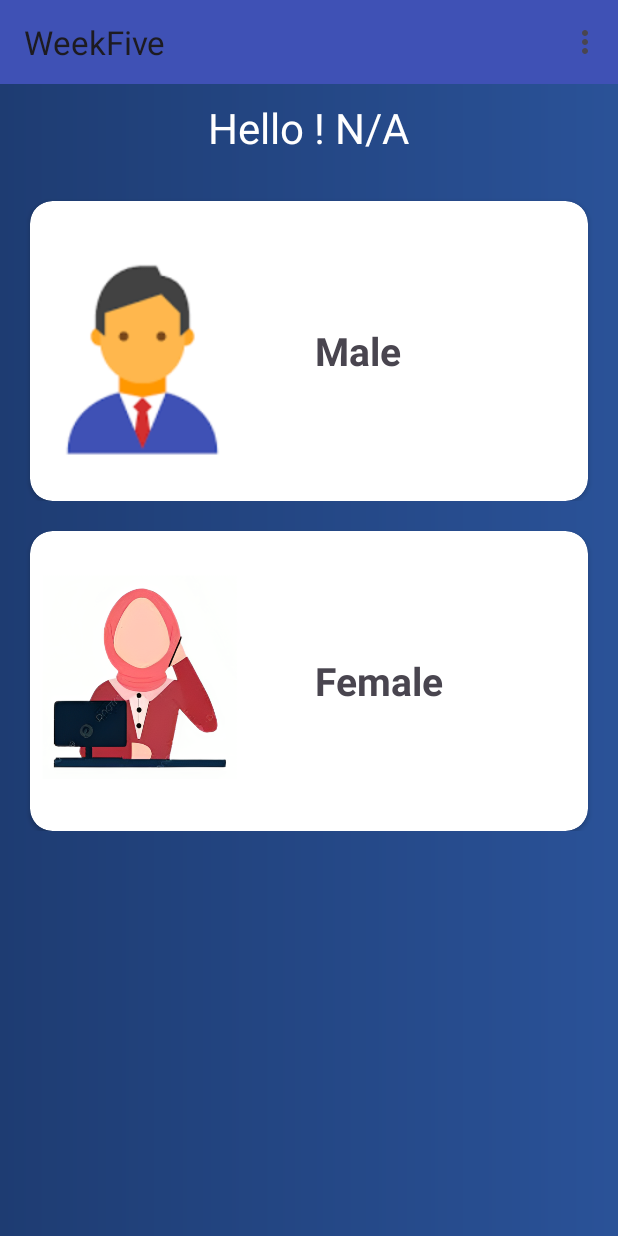
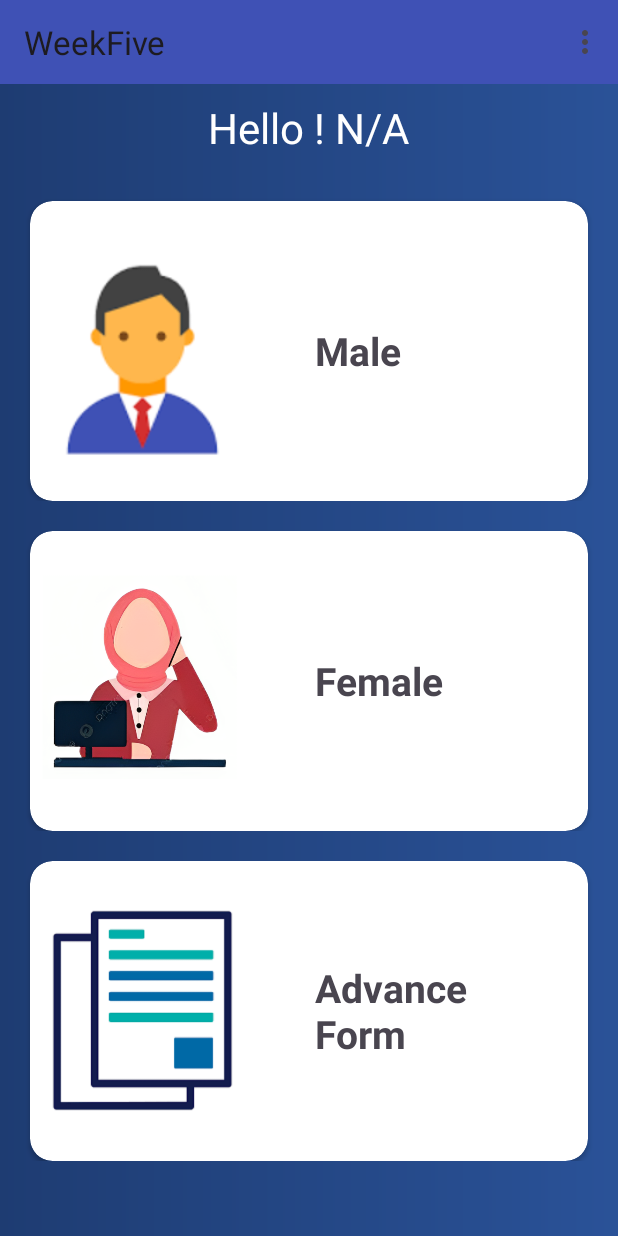
Before and after one commit to asadullahak461/WeekFive, an Android app: the OptionActivity screen opened directly, with no data from a screen before it, on a phone screen of 412 x 824 dp. Run offline under Robolectric (Android 15) with nearby library versions, the phone set to English and light mode, and no system bars; our stand-ins replace Room's generated code; Roboto replaces fonts that are not available here.

Commit message:
activity form issue solved

```diff
--- a/app/src/main/AndroidManifest.xml
+++ b/app/src/main/AndroidManifest.xml
@@ -12,6 +12,9 @@
         android:supportsRtl="true"
         android:theme="@style/Theme.WeekFive"
         tools:targetApi="31">
+        <activity
+            android:name=".activities.AdvanceFormActivity"
+            android:exported="false" />
         <activity
             android:name=".activities.FemaleActivity"
             android:exported="false" />
--- a/app/src/main/java/com/example/weekfive/activities/FemaleActivity.kt
+++ b/app/src/main/java/com/example/weekfive/activities/FemaleActivity.kt
@@ -69,6 +69,7 @@ class FemaleActivity : AppCompatActivity() {
                     femaleData(image = image, name = name, email = email, password = password, city = city,dob=dob
                         ,aboveEighteen = adult)
                 database.dao().insertFemale(myObj)
+                Toast.makeText(this, "Data Added", Toast.LENGTH_SHORT).show()
 
 
 
--- a/app/src/main/java/com/example/weekfive/activities/OptionActivity.kt
+++ b/app/src/main/java/com/example/weekfive/activities/OptionActivity.kt
@@ -4,6 +4,7 @@ import android.content.Intent
 import android.os.Bundle
 import android.view.Menu
 import android.view.MenuItem
+import android.widget.Toast
 import androidx.appcompat.app.AppCompatActivity
 import androidx.recyclerview.widget.LinearLayoutManager
 import androidx.recyclerview.widget.RecyclerView
@@ -11,6 +12,8 @@ import com.example.weekfive.CustomAdapter
 import com.example.weekfive.R
 import com.example.weekfive.databinding.ActivityOptionBinding
 import com.example.weekfive.items
+import com.example.weekfive.room.AppDatabase
+import com.example.weekfive.room.DatabaseBuilder
 
 
 class OptionActivity : AppCompatActivity() {
@@ -20,6 +23,7 @@ class OptionActivity : AppCompatActivity() {
     lateinit var image: Array<Int>
     lateinit var gender: Array<String>
     private lateinit var binding: ActivityOptionBinding
+    private lateinit var database: AppDatabase
     override fun onCreate(savedInstanceState: Bundle?) {
         super.onCreate(savedInstanceState)
         binding = ActivityOptionBinding.inflate(layoutInflater)
@@ -27,6 +31,7 @@ class OptionActivity : AppCompatActivity() {
 
         setSupportActionBar(binding.maintoolbar);
 
+        database = DatabaseBuilder.getInstance(this)
         getUserData()
 
     }
@@ -38,11 +43,13 @@ class OptionActivity : AppCompatActivity() {
         image = arrayOf(
 
             R.drawable.male,
-            R.drawable.female
+            R.drawable.female,
+            R.drawable.form
         )
         gender = arrayOf(
             "Male",
-            "Female"
+            "Female",
+            "Advance Form"
         )
         recyclerView = findViewById(R.id.recycler_view)
         recyclerView.layoutManager = LinearLayoutManager(this)
@@ -56,7 +63,7 @@ class OptionActivity : AppCompatActivity() {
             newArrayList.add(items)
         }
 
-        recyclerView.adapter = CustomAdapter(newArrayList)
+        recyclerView.adapter = CustomAdapter(newArrayList,applicationContext,database)
     }
 
     override fun onCreateOptionsMenu(menu: Menu): Boolean {
--- a/app/src/main/java/com/example/weekfive/room/dao.kt
+++ b/app/src/main/java/com/example/weekfive/room/dao.kt
@@ -2,14 +2,21 @@ package com.example.weekfive.room
 
 import androidx.room.Dao
 import androidx.room.Insert
+import androidx.room.Query
 
 @Dao
 interface dao {
 
     @Insert
     fun insertMale(maleData: maleData)
+    //read getAllmaleData
+    @Query("SELECT * FROM maleData")
+    fun getAllmaleData(): List<maleData>
 
     @Insert
     fun insertFemale(femaleData: femaleData)
 
+    //read getAllfemaleData
+    @Query("SELECT * FROM femaleData")
+    fun getAllfemaleData(): List<femaleData>
 }
--- a/app/src/main/res/layout/activity_option.xml
+++ b/app/src/main/res/layout/activity_option.xml
@@ -29,7 +29,8 @@
     <androidx.recyclerview.widget.RecyclerView
         android:id="@+id/recycler_view"
         android:layout_width="match_parent"
-        android:layout_height="match_parent" />
+        android:layout_height="match_parent"
+        android:layout_marginBottom="20dp"/>
 
 
 </LinearLayout>
```
Also changed, not shown: app/src/main/java/com/example/weekfive/CustomAdapter.kt (+36 -3 lines), app/src/main/java/com/example/weekfive/activities/AdvanceFormActivity.kt (added, +12 -0 lines), app/src/main/java/com/example/weekfive/activities/MaleActivity.kt (+8 -2 lines), app/src/main/res/layout/activity_advance_form.xml (added, +9 -0 lines), app/src/main/res/drawable/form.png (added).
